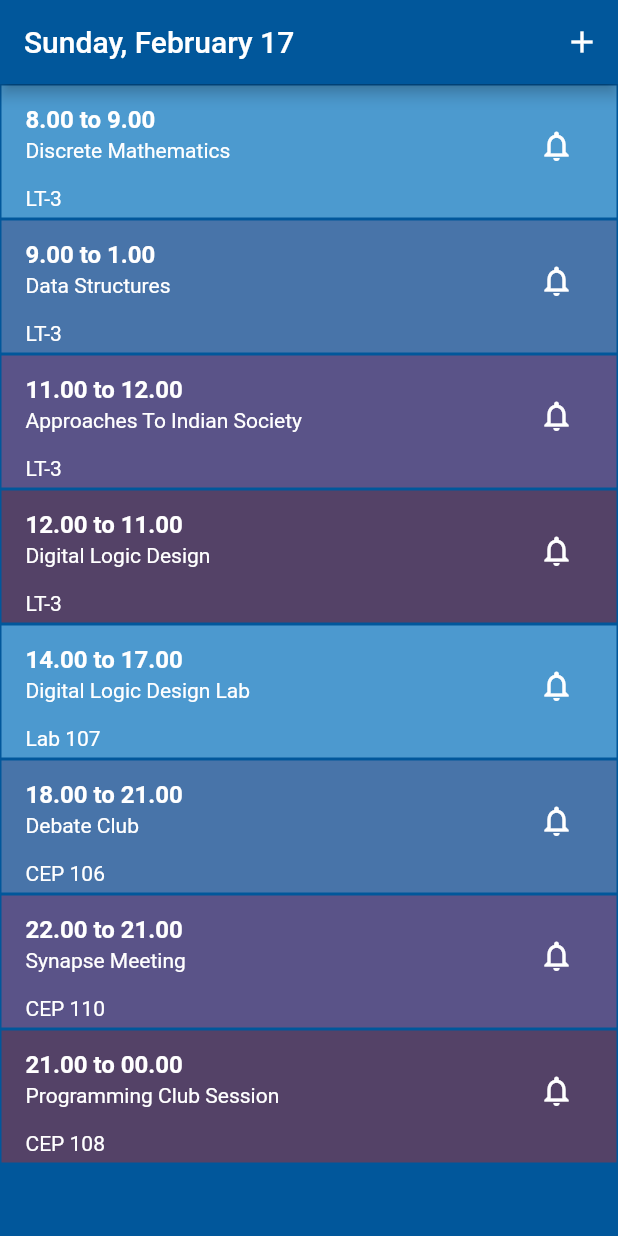
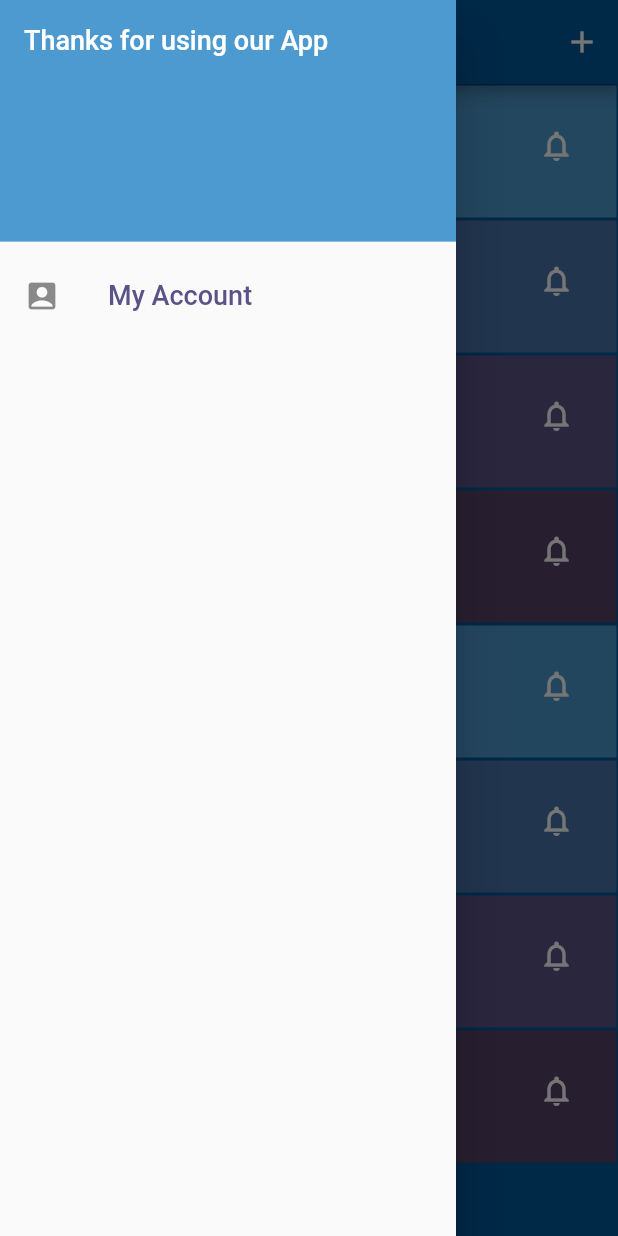
Before and after one commit to hmtj99/da_plan, a Flutter app: the screen it shows after launch, with the side drawer open (before the commit the screen has no drawer), on a phone screen of 412 x 824 dp. Run offline on Flutter 3.47's test engine with Material 2 defaults, Android fonts, the phone set to English and light mode, and no system bars; our stand-ins replace cloud_firestore, google_sign_in; accounts and stored records are empty.

Commit message:
Added sidebar in EventList class and created new My Account class

```diff
--- a/lib/main.dart
+++ b/lib/main.dart
@@ -4,7 +4,8 @@ import 'package:cloud_firestore/cloud_firestore.dart';
 import 'package:google_sign_in/google_sign_in.dart';
 
 
-void main() => runApp(MainApp());
+
+Future main() async => runApp(MainApp());
 
 class MainApp extends StatelessWidget{
   @override
@@ -92,6 +93,9 @@ class CalendarListState extends State<CalendarList>{
 }
 
 Widget getNotification(){}
+
+
+
 class EventListState extends State<EventList>{
   String weekday = new DateFormat.EEEE().format(DateTime.now());
   String date = new DateFormat.MMMMd().format(DateTime.now());
@@ -112,9 +116,43 @@ class EventListState extends State<EventList>{
   }
 
 
+
+
+
   Widget build(BuildContext context){
+
+   //Appbar
     return Scaffold(
-      appBar: new AppBar(
+        drawer : Drawer(
+
+          child: ListView(
+            // Important: Remove any padding from the ListView.
+            padding: EdgeInsets.zero,
+            children: <Widget>[
+              DrawerHeader(
+                child: Text('Thanks for using our App', style : TextStyle(fontSize : 18.0, color :Colors.white)),
+                decoration: BoxDecoration(
+                  color: Color(0xff4C9ACF),
+                ),
+              ),
+
+
+              ListTile(
+                title: Text('My Account', style : TextStyle(fontSize : 18.0 , color : Color(0xff5A5388) )),
+                leading: const Icon(Icons.account_box),
+
+                onTap: () {
+
+                 Navigator.push(context, MaterialPageRoute(builder: (_) => My_Account()));
+
+                },
+              )
+            ],
+          ),
+        )
+
+
+        ,appBar: new AppBar(
         title: Text(weekday + ", " + date),
         actions: <Widget>[
           new IconButton(
@@ -249,8 +287,32 @@ class EventListState extends State<EventList>{
 
 }
 
-
 class EventList extends StatefulWidget{
   @override
   EventListState createState() => new EventListState();
 }
+
+
+
+class My_Account extends StatefulWidget{
+  @override
+  My_Account_State createState() => new My_Account_State();
+}
+
+
+class My_Account_State extends State<My_Account> {
+
+  Widget build(BuildContext context) {
+    return Scaffold(
+      appBar: AppBar(
+        title: Text('My Account'),
+      ),
+      bottomNavigationBar: BottomAppBar(
+        child: Container(height: 50.0,),
+      ),
+
+
+    );
+  }
+
+}
```
